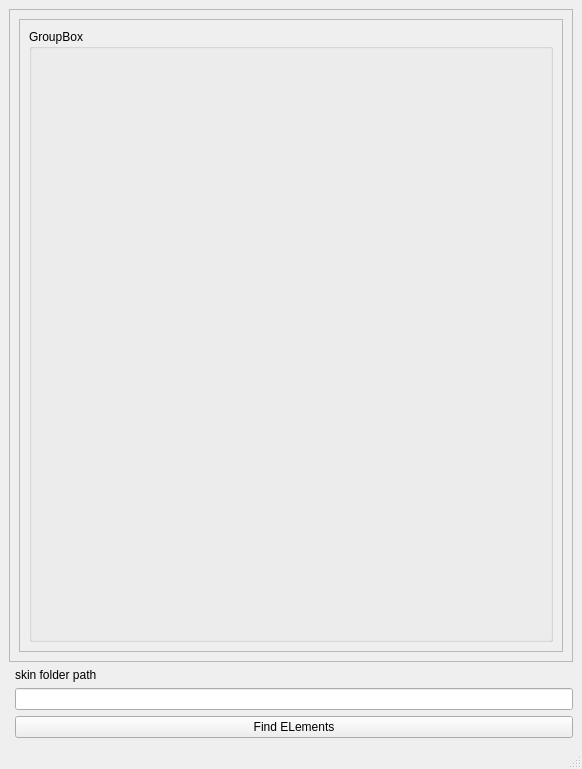
The window that untitled.ui (Dominicvan2004/skin-masher) describes before a commit, drawn with Qt 5.
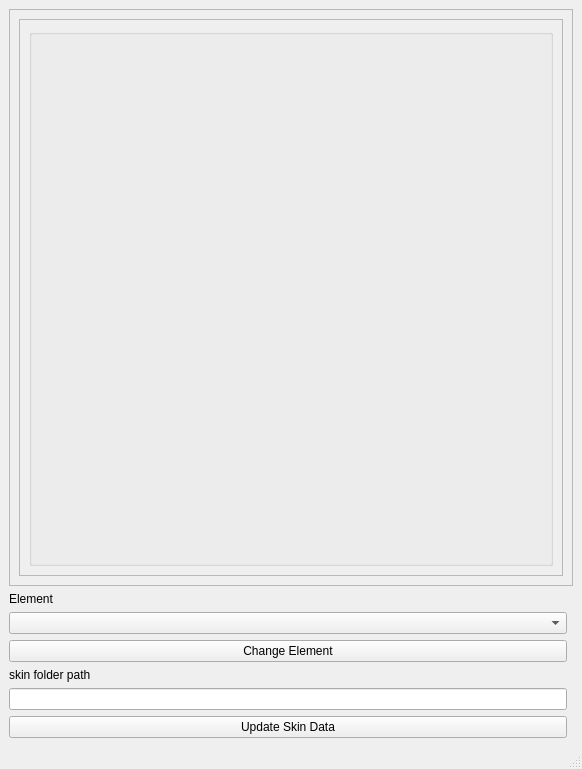
The same window after the commit.

```diff
--- a/untitled.ui
+++ b/untitled.ui
@@ -15,20 +15,13 @@
   </property>
   <widget class="QWidget" name="centralwidget">
    <layout class="QGridLayout" name="gridLayout">
-    <item row="1" column="1">
-     <widget class="QLabel" name="label">
-      <property name="text">
-       <string>skin folder path</string>
-      </property>
-     </widget>
-    </item>
-    <item row="2" column="1">
+    <item row="5" column="0">
      <widget class="QLineEdit" name="skinFolder"/>
     </item>
-    <item row="3" column="1">
-     <widget class="QPushButton" name="pushButton">
+    <item row="3" column="0">
+     <widget class="QPushButton" name="elementButton">
       <property name="text">
-       <string>Find ELements</string>
+       <string>Change Element</string>
       </property>
      </widget>
     </item>
@@ -37,13 +30,16 @@
       <property name="widgetResizable">
        <bool>true</bool>
       </property>
+      <property name="alignment">
+       <set>Qt::AlignCenter</set>
+      </property>
       <widget class="QWidget" name="scrollAreaWidgetContents_2">
        <property name="geometry">
         <rect>
          <x>0</x>
          <y>0</y>
-         <width>562</width>
-         <height>655</height>
+         <width>568</width>
+         <height>621</height>
         </rect>
        </property>
        <layout class="QVBoxLayout" name="verticalLayout">
@@ -59,11 +55,21 @@
            <item>
             <widget class="QGroupBox" name="groupBox">
              <property name="title">
-              <string>GroupBox</string>
+              <string/>
              </property>
              <layout class="QGridLayout" name="gridLayout_2">
               <item row="0" column="1">
-               <layout class="QFormLayout" name="formLayout"/>
+               <layout class="QFormLayout" name="formLayout">
+                <property name="rowWrapPolicy">
+                 <enum>QFormLayout::WrapAllRows</enum>
+                </property>
+                <property name="labelAlignment">
+                 <set>Qt::AlignHCenter|Qt::AlignTop</set>
+                </property>
+                <property name="formAlignment">
+                 <set>Qt::AlignHCenter|Qt::AlignTop</set>
+                </property>
+               </layout>
               </item>
              </layout>
             </widget>
@@ -75,6 +81,30 @@
       </widget>
      </widget>
     </item>
+    <item row="6" column="0">
+     <widget class="QPushButton" name="pushButton">
+      <property name="text">
+       <string>Update Skin Data</string>
+      </property>
+     </widget>
+    </item>
+    <item row="1" column="0">
+     <widget class="QLabel" name="label_2">
+      <property name="text">
+       <string>Element</string>
+      </property>
+     </widget>
+    </item>
+    <item row="4" column="0">
+     <widget class="QLabel" name="label">
+      <property name="text">
+       <string>skin folder path</string>
+      </property>
+     </widget>
+    </item>
+    <item row="2" column="0">
+     <widget class="QComboBox" name="elements"/>
+    </item>
    </layout>
   </widget>
   <widget class="QStatusBar" name="statusbar"/>
```
